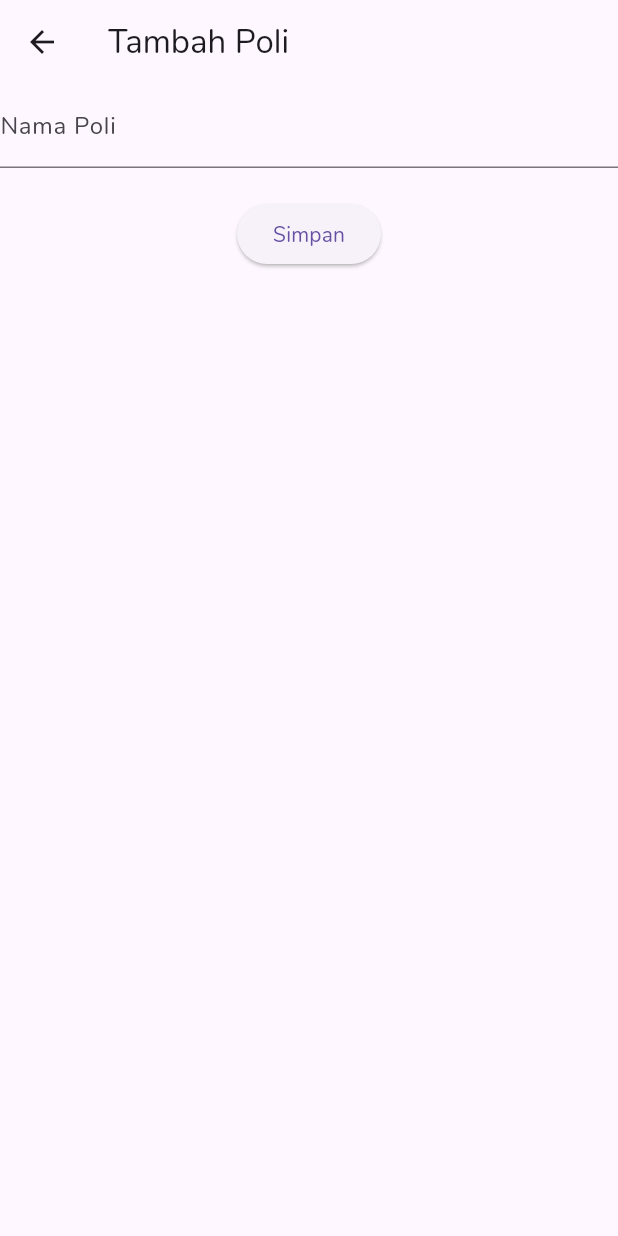
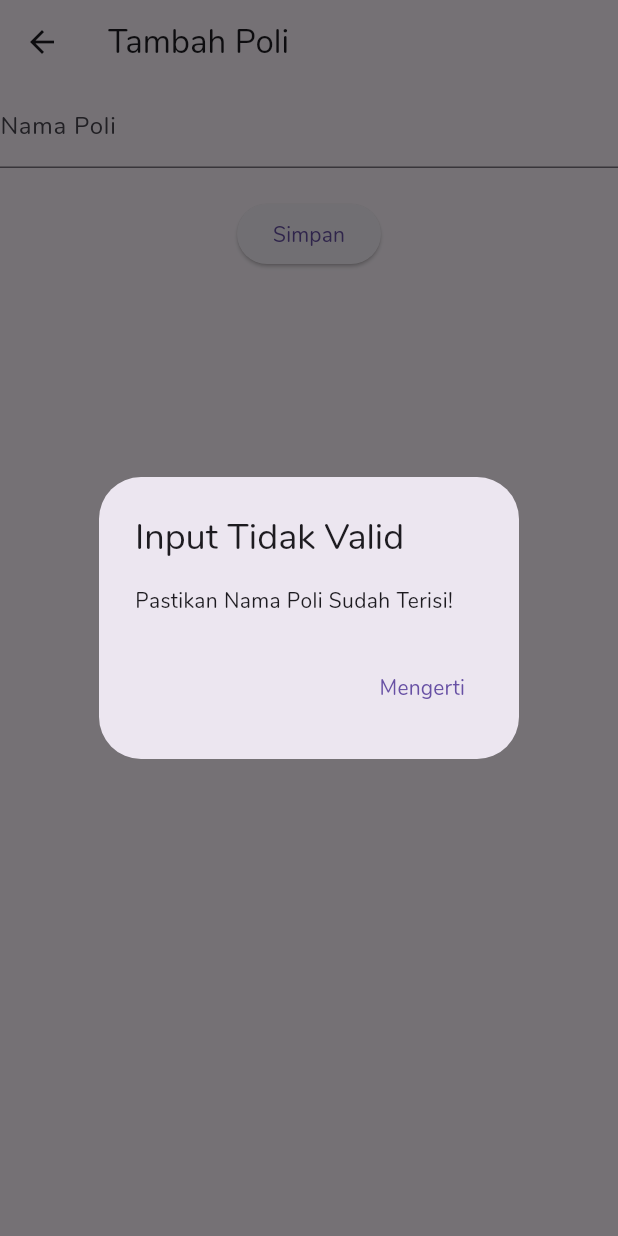
Before and after one commit to ferdinalaxewall/klinik_app, a Flutter app: the PoliForm screen opened directly, after a tap on "Simpan", on a phone screen of 412 x 824 dp. Run offline on Flutter 3.47's test engine with Material 3 defaults, Android fonts, the light colour scheme and no system bars; our stand-ins replace dio, shared_preferences; accounts and stored records are empty; network calls fail.

Commit message:
Enhancement/Poli: Optimize Poli Feature Style and Validation

```diff
--- a/lib/ui/poli/poli_form.dart
+++ b/lib/ui/poli/poli_form.dart
@@ -43,6 +43,24 @@ class _PoliFormState extends State<PoliForm> {
   tombolSimpan() {
     return ElevatedButton(
         onPressed: () async {
+          if (namaPoliController.text.trim().isEmpty) {
+            showDialog(
+              context: context,
+              builder: (ctx) => AlertDialog(
+                title: const Text('Input Tidak Valid'),
+                content: const Text('Pastikan Nama Poli Sudah Terisi!'),
+                actions: [
+                  TextButton(
+                    onPressed: () => Navigator.pop(ctx),
+                    child: const Text('Mengerti'),
+                  )
+                ],
+              ),
+            );
+
+            return;
+          }
+
           Poli poli = Poli(namaPoli: namaPoliController.text);
           await PoliService().simpan(poli).then((value) {
             Navigator.push(
--- a/lib/ui/poli/poli_update_form.dart
+++ b/lib/ui/poli/poli_update_form.dart
@@ -59,6 +59,24 @@ class _PoliUpdateFormState extends State<PoliUpdateForm> {
   tombolSimpan() {
     return ElevatedButton(
       onPressed: () async {
+        if (namaPoliController.text.trim().isEmpty) {
+          showDialog(
+            context: context,
+            builder: (ctx) => AlertDialog(
+              title: const Text('Input Tidak Valid'),
+              content: const Text('Pastikan Nama Poli Sudah Terisi!'),
+              actions: [
+                TextButton(
+                  onPressed: () => Navigator.pop(ctx),
+                  child: const Text('Mengerti'),
+                )
+              ],
+            ),
+          );
+
+          return;
+        }
+
         Poli poli = Poli(namaPoli: namaPoliController.text);
         String id = widget.poli.id.toString();
 
@@ -72,6 +90,7 @@ class _PoliUpdateFormState extends State<PoliUpdateForm> {
           );
         });
       },
-        child: const Text("Simpan Perubahan"));
+      child: const Text("Simpan Perubahan"),
+    );
   }
 }
```
Also changed, not shown: lib/ui/poli/poli_detail.dart (+47 -7 lines). Lines whose indentation alone changed are shown as unchanged.
